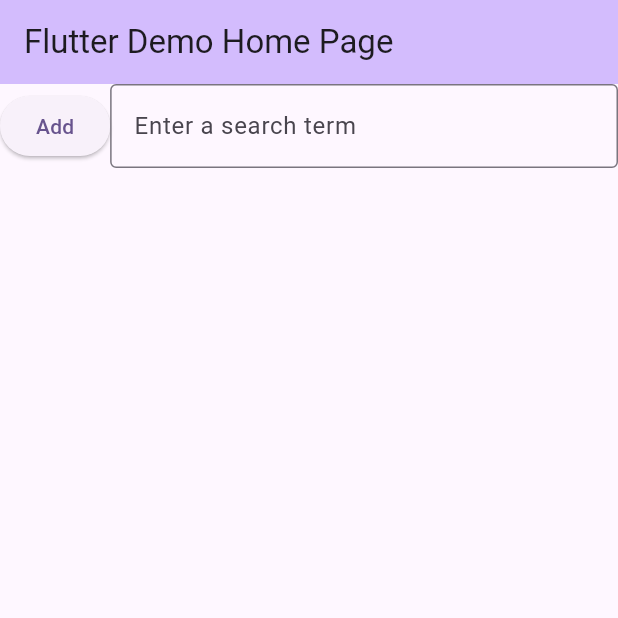
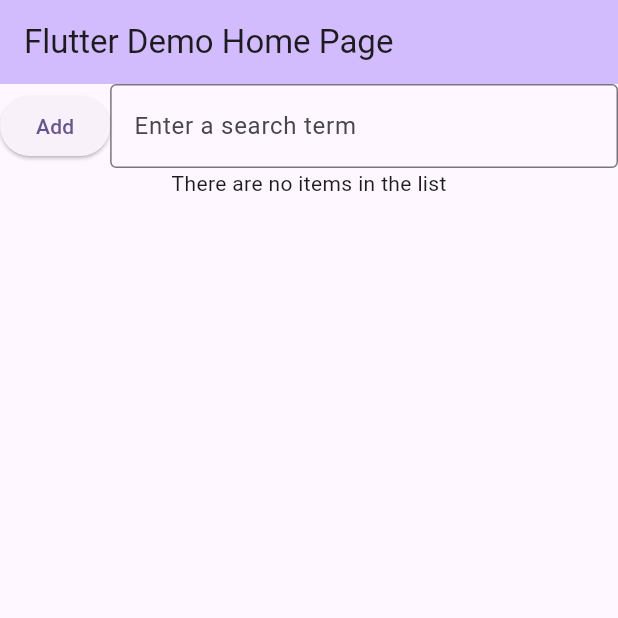
Before and after one commit to sliceofpizzaxd/my_cst2335_labs, a Flutter app: the screen it shows after launch, on a phone screen of 412 x 824 dp, the top half of it. Run offline on Flutter 3.47's test engine with Material 3 defaults, Android fonts, the phone set to English and light mode, and no system bars.

Commit message:
Added code to display appropriate text if list is empty, and added a few comments as well

```diff
--- a/lib/main.dart
+++ b/lib/main.dart
@@ -117,6 +117,7 @@ class _MyHomePageState extends State<MyHomePage> {
                     textController.text = "";
                   });
                 }, child: const Text("Add")),
+                // Field for text input
                 Expanded(child: TextField(controller: textController,
                     decoration: const InputDecoration(
                       hintText: "Enter a search term",
@@ -126,14 +127,19 @@ class _MyHomePageState extends State<MyHomePage> {
               ],
             ),
             Expanded(child:
+                // If to-do list is empty, display appropriate text. Otherwise, display list
+                items.isEmpty ? const Text("There are no items in the list") :
                 ListView.builder(
                   itemCount: items.length,
                   itemBuilder: (context, rowNum) =>
+                  // Uses gesture detector for item deletion
                   GestureDetector(
+                    // Entry in list
                     child: Row( mainAxisAlignment: MainAxisAlignment.spaceAround,
                         children: <Widget>[
                           Text("Item $rowNum:"), Text(items[rowNum])
                         ]),
+                    // Prompt user to delete item on long press
                     onLongPress: () {
                       showDialog<String>(
                           context: context,
@@ -141,12 +147,14 @@ class _MyHomePageState extends State<MyHomePage> {
                             title: const Text("Delete item?"),
                             content: Text(items[rowNum]),
                             actions: <Widget>[
+                              // Yes button (delete item)
                               ElevatedButton(onPressed: () {
                                 setState(() {
                                   items.removeAt(rowNum);
                                   Navigator.pop(context);
                                 });
                               }, child: const Text("Yes")),
+                              // No button (don't delete item)
                               ElevatedButton(onPressed: () {
                                   Navigator.pop(context);
                                 },
```
